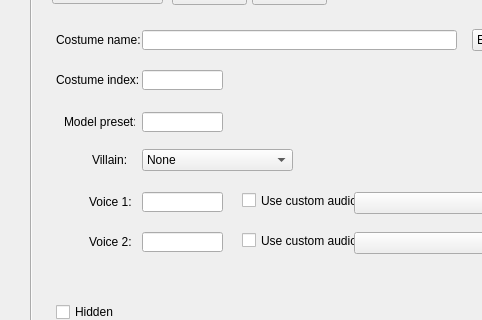
The window that mainwindow.ui (eterniti/xv2characreat) describes before a commit, drawn with Qt 5; both pictures show x 0 to 482 and y 132 to 452 of the 980 by 710 pixel window.
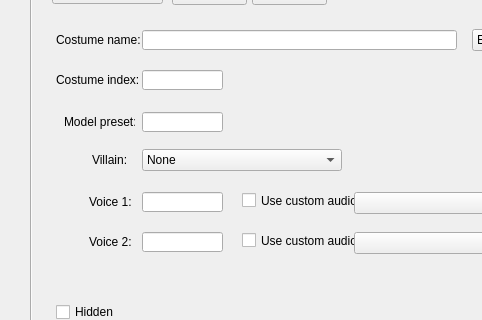
The same window after the commit. The open tabs and pages were chosen to show the change.

The edit to the form file:
```diff
--- a/mainwindow.ui
+++ b/mainwindow.ui
@@ -1191,7 +1191,7 @@
        <rect>
         <x>110</x>
         <y>187</y>
-        <width>151</width>
+        <width>200</width>
         <height>22</height>
        </rect>
       </property>
```
Left out of the diff: 5 changed lines with no effect on the pictures.
